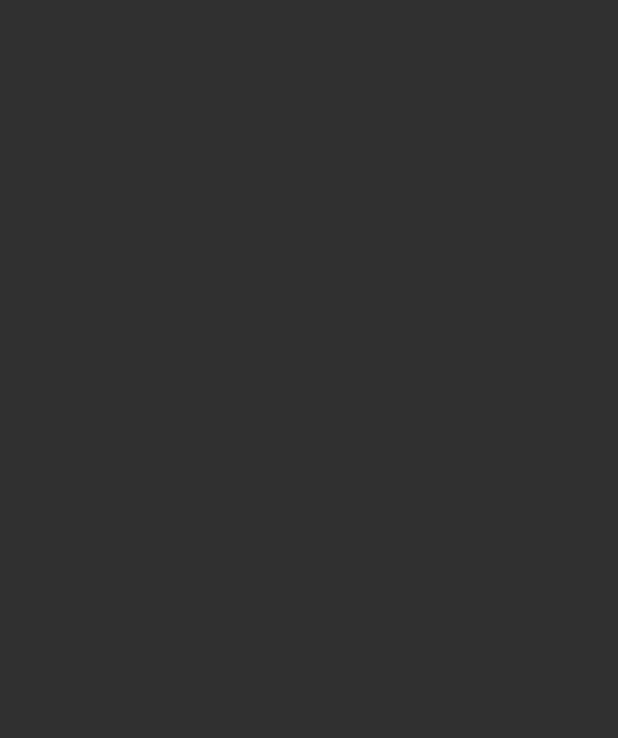
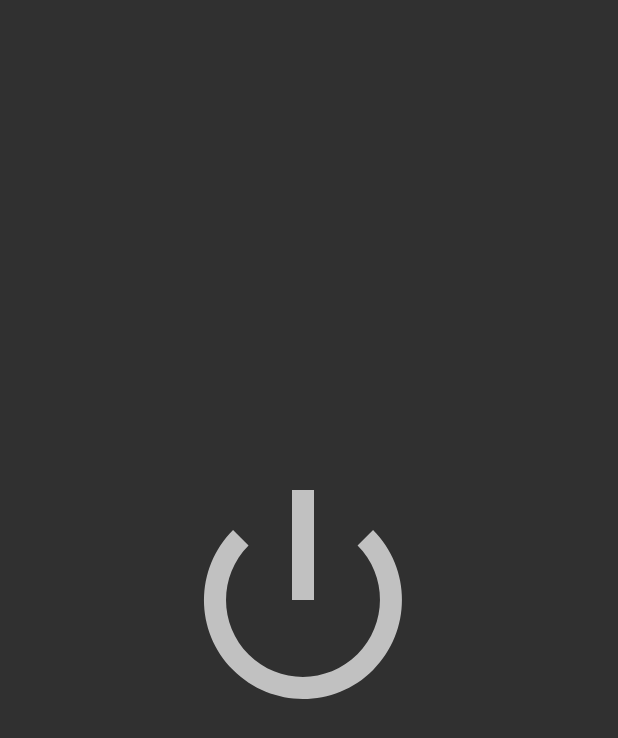
Before and after one commit to umuryavuz96/Digital-Identification-App, an Android app: the screen it shows after launch (SplashActivity), on a phone screen of 412 x 824 dp. Before the commit the part shown is empty. Shown: the top 738 px of the screen. Run offline under Robolectric (Android 15) with nearby library versions, the phone set to English and light mode, and no system bars.

Commit message:
Class updates Splash Screen Added

```diff
--- a/app/src/main/AndroidManifest.xml
+++ b/app/src/main/AndroidManifest.xml
@@ -1,6 +1,8 @@
 <?xml version="1.0" encoding="utf-8"?>
 <manifest xmlns:android="http://schemas.android.com/apk/res/android"
     package="com.example.murat.m_onboarding">
+
+    <uses-permission android:name="android.permission.CAMERA"/>
 
     <application
         android:allowBackup="true"
--- a/app/src/main/java/activities/SplashActivity.java
+++ b/app/src/main/java/activities/SplashActivity.java
@@ -1,8 +1,8 @@
 package activities;
 
+import android.content.Intent;
 import android.os.Bundle;
 import android.support.v7.app.AppCompatActivity;
-
 import com.example.murat.m_onboarding.R;
 
 public class SplashActivity extends AppCompatActivity {
@@ -10,6 +10,22 @@ public class SplashActivity extends AppCompatActivity {
     @Override
     protected void onCreate(Bundle savedInstanceState) {
         super.onCreate(savedInstanceState);
-        setContentView(R.layout.activity_idscan);
+        setContentView(R.layout.activity_splash);
+        Thread splash = new Thread() {
+            @Override
+            public void run() {
+                try {
+                    Intent goToInstructions = new Intent(SplashActivity.this,InstructionsActivity.class);
+                    sleep(5000);
+                    startActivity(goToInstructions);
+                    finish();
+                } catch (InterruptedException e) {
+                    e.printStackTrace();
+                }
+            }
+        };
+
+        splash.start();
+
     }
 }
--- a/app/src/main/res/layout/activity_splash.xml
+++ b/app/src/main/res/layout/activity_splash.xml
@@ -1,6 +1,24 @@
 <?xml version="1.0" encoding="utf-8"?>
 <android.support.constraint.ConstraintLayout
-    xmlns:android="http://schemas.android.com/apk/res/android" android:layout_width="match_parent"
+    xmlns:android="http://schemas.android.com/apk/res/android"
+    xmlns:app="http://schemas.android.com/apk/res-auto"
+    xmlns:tools="http://schemas.android.com/tools"
+    android:layout_width="match_parent"
     android:layout_height="match_parent">
 
+
+    <ImageView
+        android:id="@+id/imageView"
+        android:layout_width="176dp"
+        android:layout_height="308dp"
+        android:layout_marginBottom="114dp"
+        android:layout_marginEnd="108dp"
+        android:layout_marginStart="100dp"
+        android:layout_marginTop="89dp"
+        app:layout_constraintBottom_toBottomOf="parent"
+        app:layout_constraintEnd_toEndOf="parent"
+        app:layout_constraintStart_toStartOf="parent"
+        app:layout_constraintTop_toTopOf="parent"
+        app:srcCompat="@android:drawable/ic_lock_power_off"
+        android:contentDescription="TODO" />
 </android.support.constraint.ConstraintLayout>
```
Also changed, not shown: app/src/main/java/activities/IDScanActivity.java (+33 -0 lines), app/src/main/java/activities/InstructionsActivity.java (+26 -0 lines), app/src/main/java/utils/ShowCamera.java (added, +36 -0 lines), app/src/main/res/layout/activity_face_scan.xml (+8 -1 lines), app/src/main/res/layout/activity_idscan.xml (+6 -1 lines), app/src/main/res/layout/activity_instuctions.xml (+16 -3 lines).
